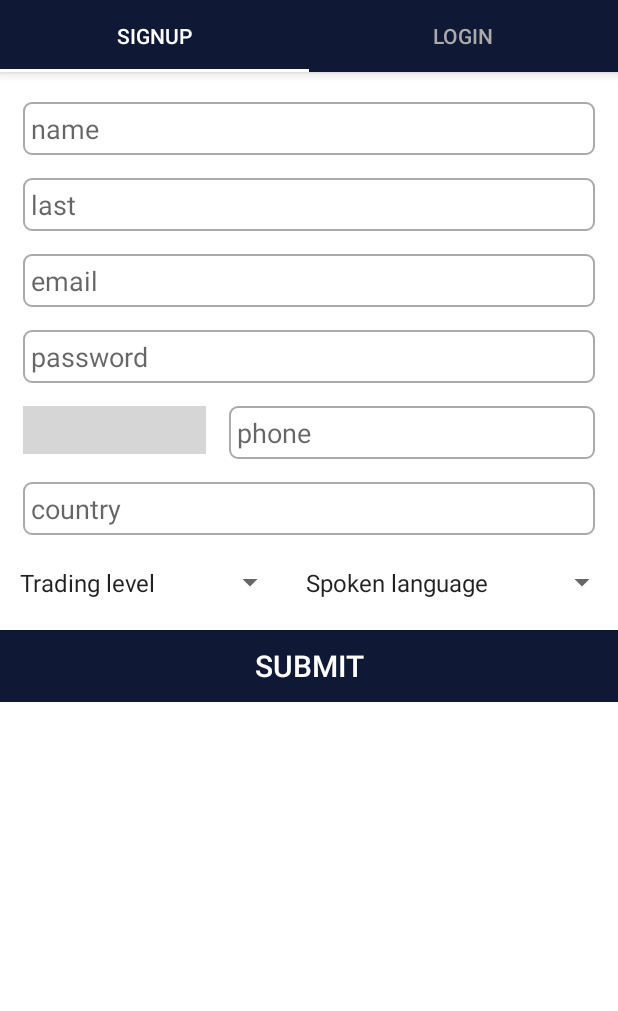
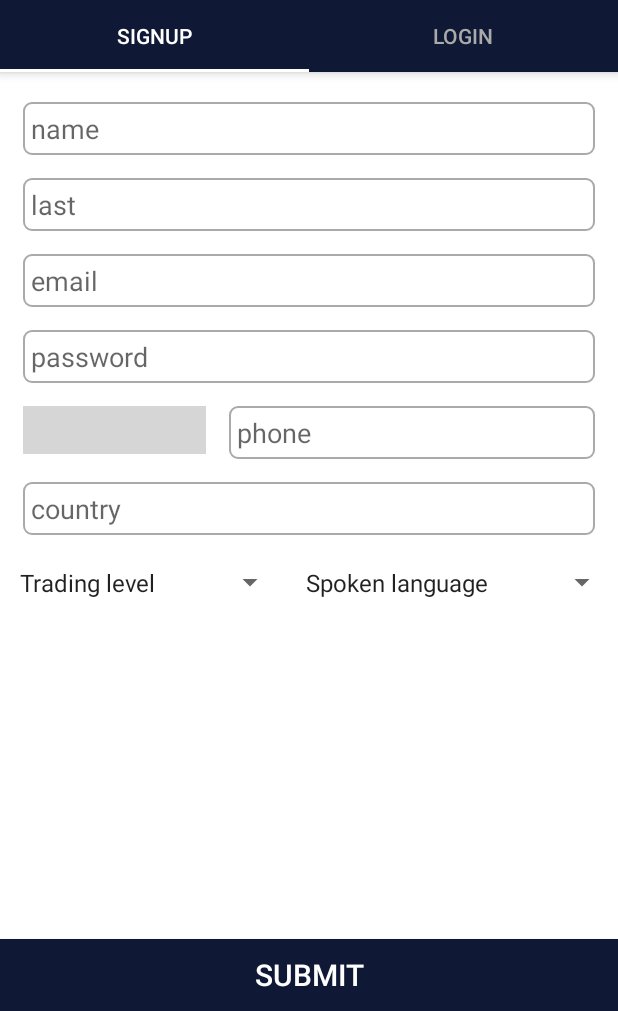
Before and after one commit to tvruikuzui/Shark-Tips, an Android app: the screen it shows after launch (MainActivity), on a phone screen of 412 x 824 dp, the part 225-1236 px from its top. Run offline under Robolectric (Android 15) with nearby library versions, the phone set to English and light mode, and no system bars; libraries missing offline, so code that uses them is left out: com.hbb20; plain views replace CountryCodePicker; 5 statements that could not run were skipped; grey boxes are pictures that could not be loaded.

Commit message:
haropn
You see this

```diff
--- a/Shark-Tips/SharkTips/app/src/main/res/layout/fragment_signup.xml
+++ b/Shark-Tips/SharkTips/app/src/main/res/layout/fragment_signup.xml
@@ -1,11 +1,9 @@
-<ScrollView
-    android:layout_width="match_parent"
-    android:layout_height="wrap_content"
-    xmlns:android="http://schemas.android.com/apk/res/android">
+
 <RelativeLayout
     xmlns:android="http://schemas.android.com/apk/res/android"
     xmlns:tools="http://schemas.android.com/tools"
     xmlns:app="http://schemas.android.com/apk/res-auto"
+    android:fitsSystemWindows="true"
     android:background="#ffffff"
     android:layout_width="match_parent"
     android:layout_height="match_parent"
@@ -158,12 +156,12 @@
             android:layout_width="match_parent"
             android:layout_height="wrap_content"
             android:background="@color/colorPrimaryDark"
-            android:layout_alignParentBottom="true"
+           android:layout_alignParentBottom="true"
             android:text="Submit"
             android:textSize="20sp"
             android:textColor="#fff" />
+
     </RelativeLayout>
 
+
 </RelativeLayout>
-
-</ScrollView>
```
